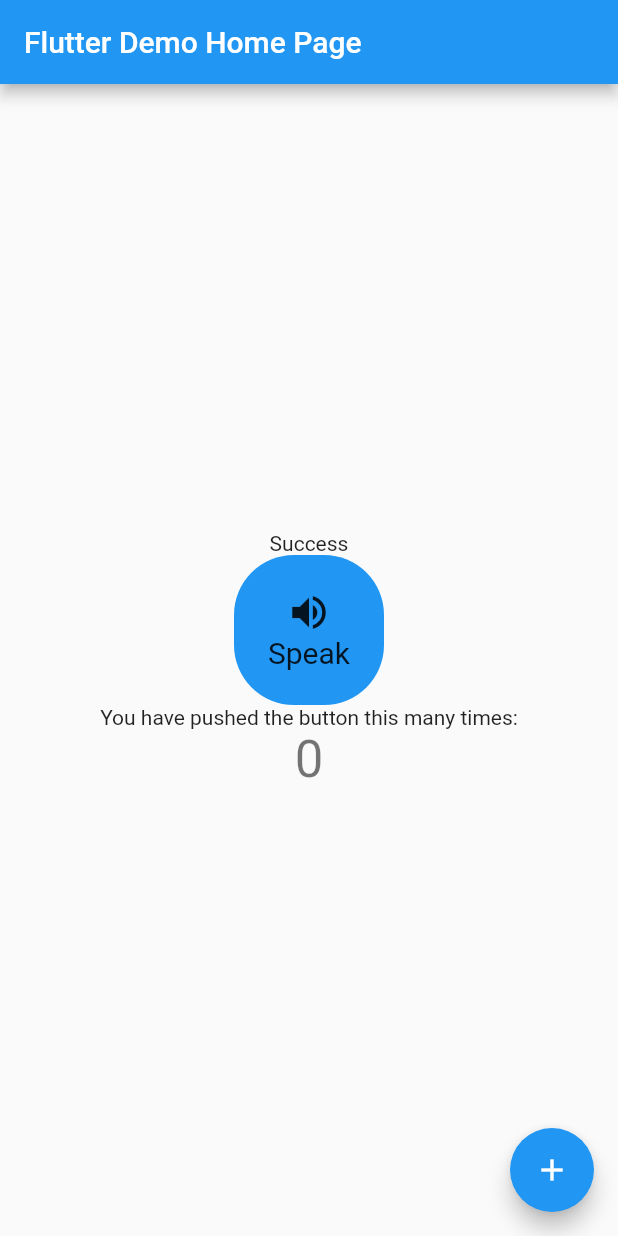
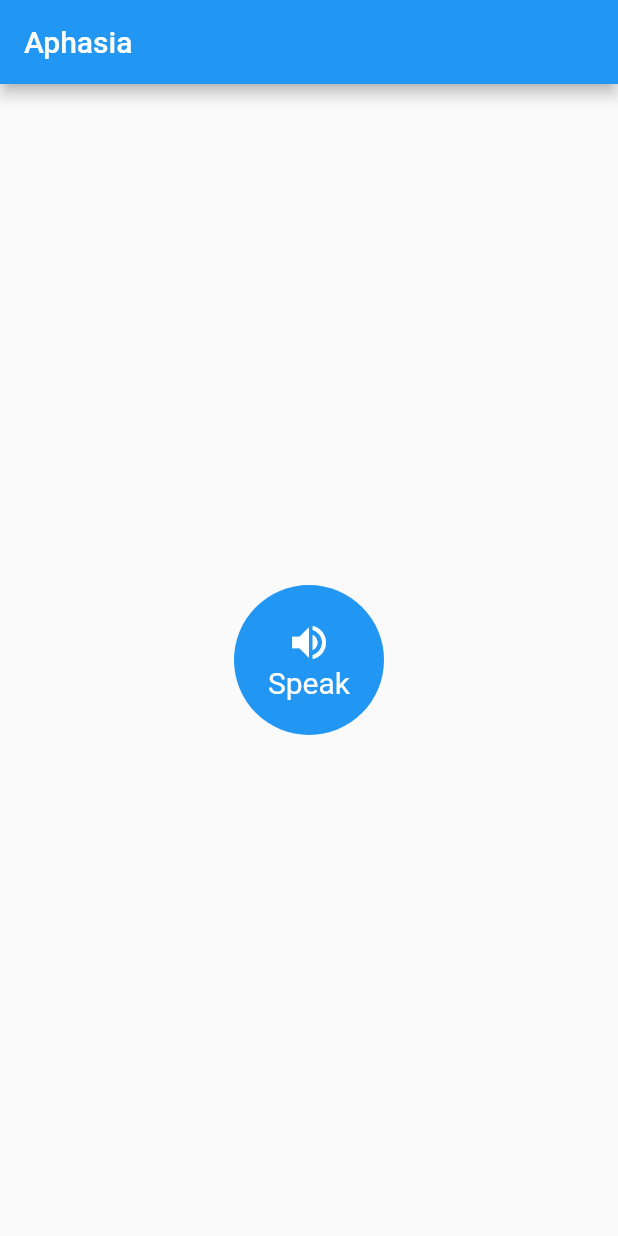
Before and after one commit to pink-flutter-unicorns/aphasia, a Flutter app: the screen it shows after launch, on a phone screen of 412 x 824 dp. Run offline on Flutter 3.47's test engine with Material 2 defaults, Android fonts, the phone set to English and light mode, and no system bars; our stand-ins replace flutter_tts.

Commit message:
*refactor button

```diff
--- a/lib/main.dart
+++ b/lib/main.dart
@@ -10,11 +10,11 @@ class MyApp extends StatelessWidget {
   @override
   Widget build(BuildContext context) {
     return MaterialApp(
-      title: 'Flutter Demo',
+      title: 'Aphasia',
       theme: ThemeData(
         primarySwatch: Colors.blue,
       ),
-      home: MyHomePage(title: 'Flutter Demo Home Page'),
+      home: MyHomePage(title: 'Aphasia'),
     );
   }
 }
@@ -29,14 +29,10 @@ class MyHomePage extends StatefulWidget {
 }
 
 class _MyHomePageState extends State<MyHomePage> {
-  int _counter = 0;
   FlutterTts flutterTts = FlutterTts();
-
-  void speakOut() async {
-    await flutterTts.setLanguage("de");
-    await flutterTts.setVolume(1.0);
-    await flutterTts.speak("Zwölf Uhr Mittags");
-  }
+  int hours = 0;
+  int minutes = 0;
+  int seconds = 0;
 
   @override
   Widget build(BuildContext context) {
@@ -48,26 +44,20 @@ class _MyHomePageState extends State<MyHomePage> {
         child: Column(
           mainAxisAlignment: MainAxisAlignment.center,
           children: <Widget>[
-            TimePicker(),
             new GestureDetector(
               child: PlayButton(),
               onTap: speakOut
             ),
-            Text(
-              'You have pushed the button this many times:',
-            ),
-            Text(
-              '$_counter',
-              style: Theme.of(context).textTheme.display1,
-            ),
           ],
         ),
       ),
-      floatingActionButton: FloatingActionButton(
-        onPressed: speakOut,
-        tooltip: 'Increment',
-        child: Icon(Icons.add),
-      ), // This trailing comma makes auto-formatting nicer for build methods.
     );
   }
+
+  void speakOut() async {
+    //TODO: implement mapping
+    await flutterTts.setLanguage("de");
+    await flutterTts.setVolume(1.0);
+    await flutterTts.speak("Zwölf Uhr Mittags");
+  }
 }
--- a/lib/play_button.dart
+++ b/lib/play_button.dart
@@ -2,13 +2,14 @@ import 'package:flutter/material.dart';
 import 'package:flutter/widgets.dart';
 
 class PlayButton extends StatelessWidget {
+  double radius = 100;
   @override
   Widget build(BuildContext context) {
     return Container(
-      height: 100,
-      width: 100,
+      height: radius,
+      width: radius,
       decoration: new BoxDecoration(
-        borderRadius: new BorderRadius.circular(40.0),
+        borderRadius: new BorderRadius.circular(radius),
         color: Colors.blue,
       ),
       child: Center(
@@ -17,10 +18,12 @@ class PlayButton extends StatelessWidget {
           child: Column(
             mainAxisAlignment: MainAxisAlignment.center,
             children: <Widget>[
-          Icon(Icons.volume_up, size: 30,),
+          Icon(Icons.volume_up, size: 30,
+          color: Colors.white,),
           Text(
             "Speak",
-            style: TextStyle(fontSize: 20),
+            style: TextStyle(fontSize: 20,
+            color: Colors.white),
           ),
             ],
           ),
```
